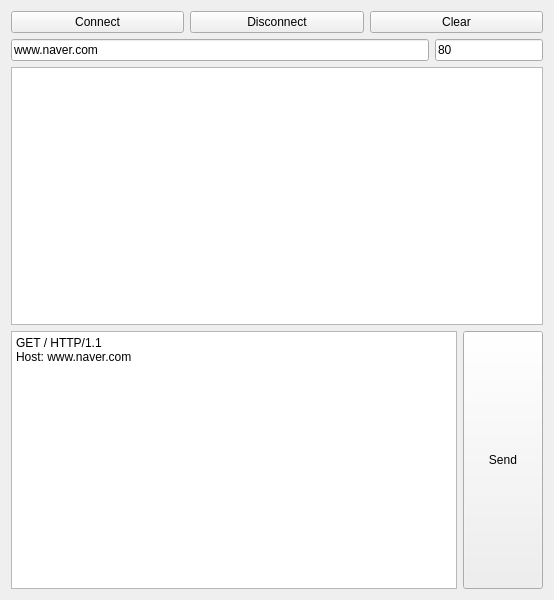
The window that widget.ui (devjm025/webclient) describes before a commit, drawn with Qt 5.
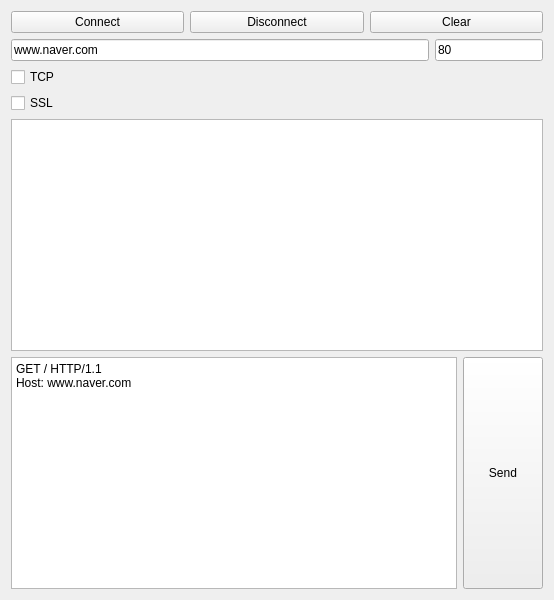
The same window after the commit.

```diff
--- a/widget.ui
+++ b/widget.ui
@@ -65,6 +65,20 @@
        </item>
       </layout>
      </item>
+     <item>
+      <widget class="QCheckBox" name="cbTCP">
+       <property name="text">
+        <string>TCP</string>
+       </property>
+      </widget>
+     </item>
+     <item>
+      <widget class="QCheckBox" name="cbSSL">
+       <property name="text">
+        <string>SSL</string>
+       </property>
+      </widget>
+     </item>
      <item>
       <widget class="QPlainTextEdit" name="pteMessage"/>
      </item>
```
